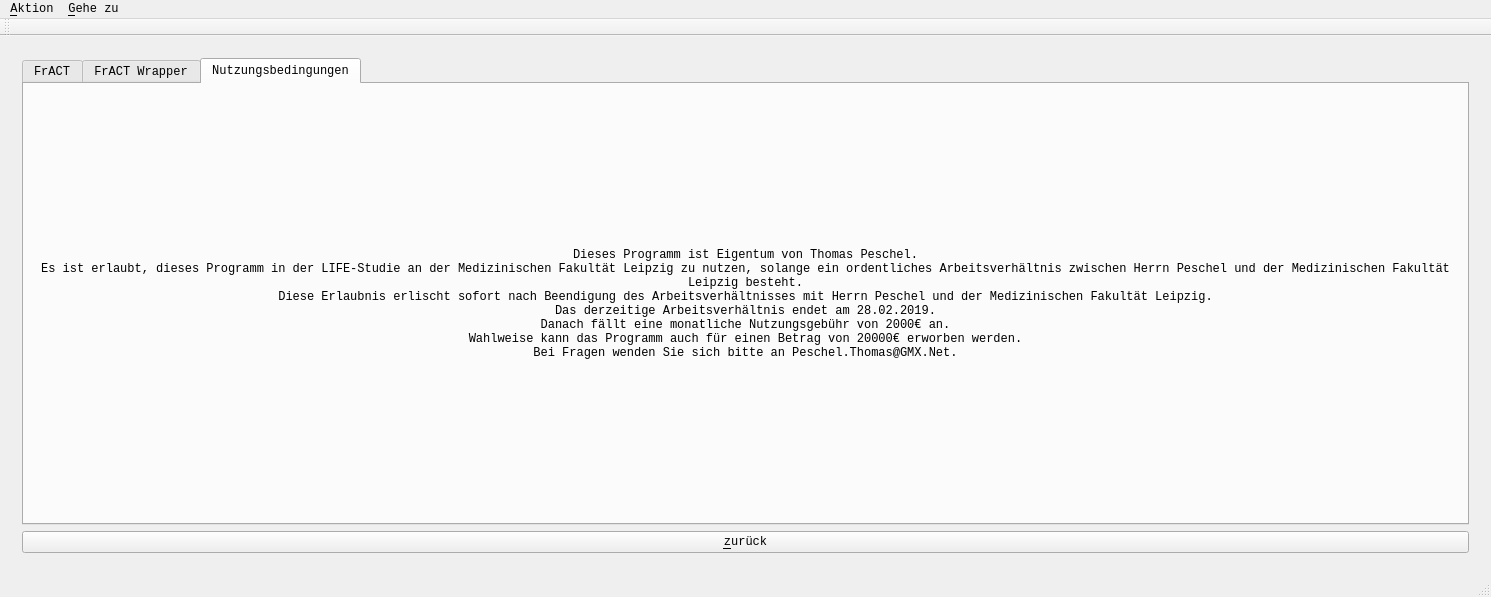
This is mainwindow.ui in TPeschel/FrACTWrapper as Qt 5 draws it before an edit. The edited form follows.
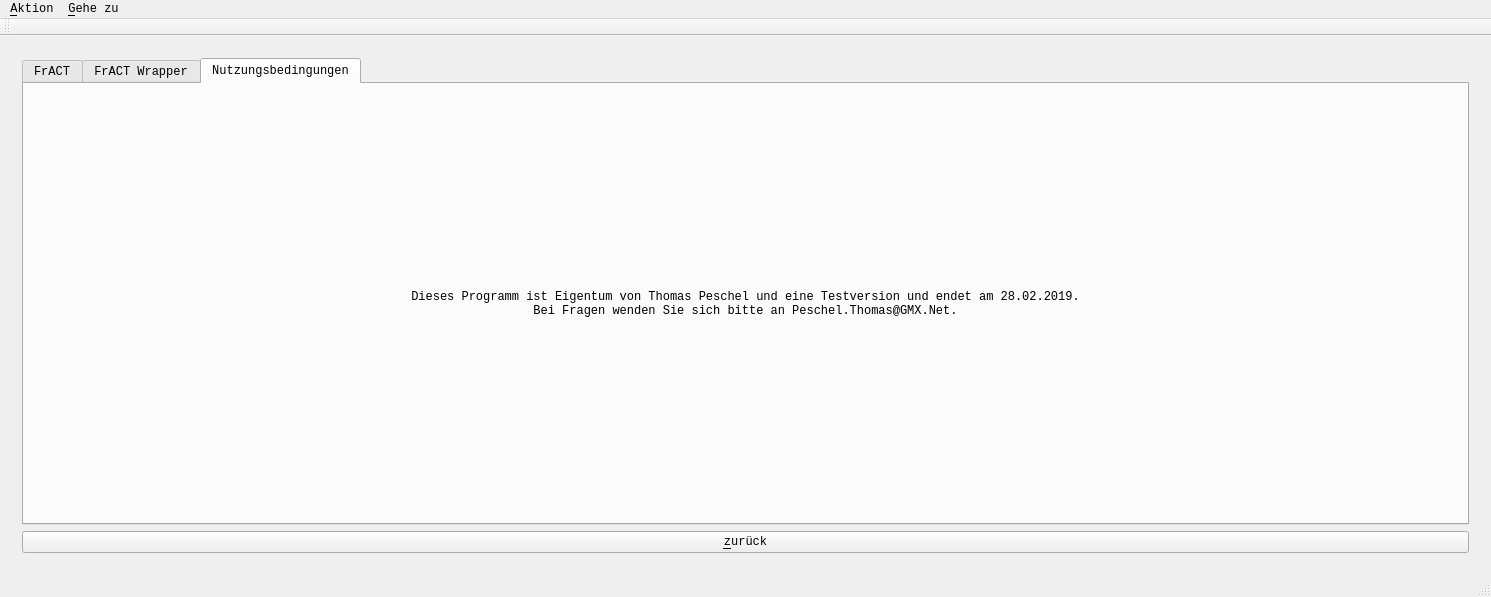
This is the edited form. The open tabs and pages were chosen to show the change.

Commit message: extend license to 1.7.2019

What changed in the file:
```diff
--- a/mainwindow.ui
+++ b/mainwindow.ui
@@ -1462,12 +1462,7 @@
                <enum>Qt::LeftToRight</enum>
               </property>
               <property name="text">
-               <string>Dieses Programm ist Eigentum von Thomas Peschel.
-Es ist erlaubt, dieses Programm in der LIFE-Studie an der Medizinischen Fakultät Leipzig zu nutzen, solange ein ordentliches Arbeitsverhältnis zwischen Herrn Peschel und der Medizinischen Fakultät Leipzig besteht.
-Diese Erlaubnis erlischt sofort nach Beendigung des Arbeitsverhältnisses mit Herrn Peschel und der Medizinischen Fakultät Leipzig.
-Das derzeitige Arbeitsverhältnis endet am 28.02.2019.
-Danach fällt eine monatliche Nutzungsgebühr von 2000€ an.
-Wahlweise kann das Programm auch für einen Betrag von 20000€ erworben werden.
+               <string>Dieses Programm ist Eigentum von Thomas Peschel und eine Testversion und endet am 28.02.2019.
 Bei Fragen wenden Sie sich bitte an Peschel.Thomas@GMX.Net.</string>
               </property>
               <property name="alignment">
```
Left out of the diff: 2 changed lines with no effect on the pictures. The commit also changes 1 other file.
